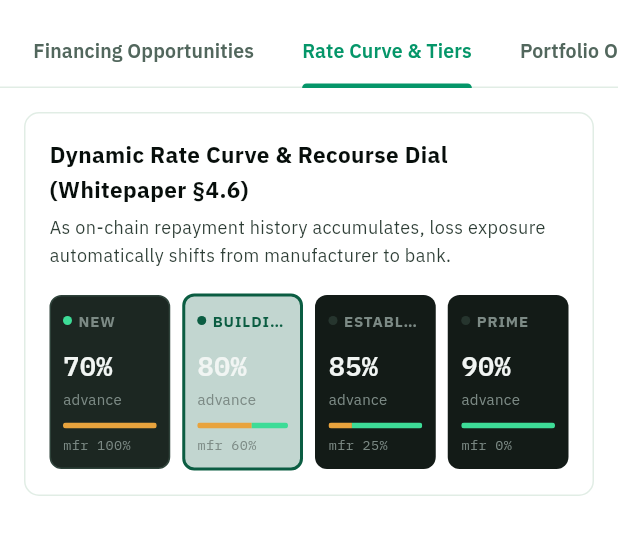
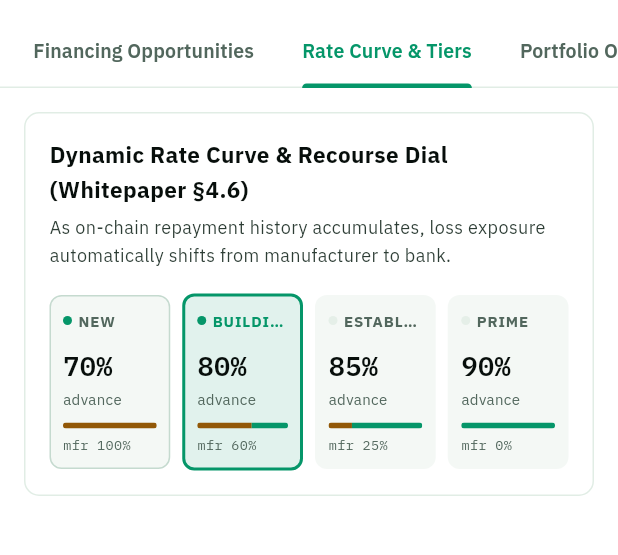
Before and after one commit to ishmam259/lamp-flutter, a Flutter app: the BankScreen screen opened directly with empty values, tab 2 chosen, on a phone screen of 412 x 824 dp, the part 68-623 px from its top. Run offline on Flutter 3.47's test engine with Material 3 defaults, Android fonts, the phone set to English and light mode, and no system bars; our stand-ins replace qr_flutter, shared_preferences; missing offline and left inert: mobile_scanner; accounts and stored records are empty.

Commit message:
Put the last widgets on the palette, and widen the guard to catch them
RecourseDial and PrivateSeal took an isDark flag, which is a second
source of truth for something the ambient theme already knows and can
disagree with it. Every `isDark ? A : B` collapses to the palette slot
both branches were approximating.

Widening the guard from lib/features to lib/widgets found three more —
carton_code_view, credit_ring and signature_pad — that had never been
checked because the first version of the test looked at screens only.
The guard now rejects the isDark flag as well as a hardcoded colour,
since the flag is the same mistake wearing a parameter.

The two CustomPainters take their colours as constructor fields. A
painter has no BuildContext and cannot read the theme, so the colours
are resolved once in build and handed down.

The camera sheet is exempt and says so: it paints chrome over a live
preview, where white on black is the only thing that reads regardless
of theme.

```diff
--- a/lib/features/bank/bank_screen.dart
+++ b/lib/features/bank/bank_screen.dart
@@ -450,7 +450,6 @@ class _BankScreenState extends State<BankScreen> with SingleTickerProviderStateM
                     RecourseDial(
                       bands: SeedData.meghnaCurve.bands,
                       currentTier: state.creditHistory?.tier ?? RecourseTier.building,
-                      isDark: true,
                     ),
                   ],
                 ),
--- a/lib/features/manufacturer/manufacturer_screen.dart
+++ b/lib/features/manufacturer/manufacturer_screen.dart
@@ -437,7 +437,6 @@ class _ManufacturerScreenState extends State<ManufacturerScreen> with SingleTick
                       hash: 'e3b0c44298fc1c149afbf4c8996fb92427ae41e4649b934ca495991b7852b855',
                       isVisible: true,
                       memberName: 'Shomota Pharma',
-                      isDark: true,
                     ),
                     const SizedBox(height: 16),
 
--- a/lib/widgets/recourse_dial.dart
+++ b/lib/widgets/recourse_dial.dart
@@ -1,18 +1,16 @@
 import 'package:flutter/material.dart';
-import '../core/constants/colors.dart';
+import '../core/constants/palette.dart';
 import '../core/models/domain_models.dart';
 import '../core/constants/typography.dart';
 
 class RecourseDial extends StatelessWidget {
   final List<RateCurveBand> bands;
   final RecourseTier currentTier;
-  final bool isDark;
 
   const RecourseDial({
     super.key,
     required this.bands,
     required this.currentTier,
-    this.isDark = false,
   });
 
   @override
@@ -26,7 +24,7 @@ class RecourseDial extends StatelessWidget {
           children: [
             for (final tier in tiers) ...[
               Expanded(
-                child: _buildTierCard(tier),
+                child: _buildTierCard(context, tier),
               ),
               if (tier != tiers.last) const SizedBox(width: 8),
             ],
@@ -36,7 +34,8 @@ class RecourseDial extends StatelessWidget {
     );
   }
 
-  Widget _buildTierCard(RecourseTier tier) {
+  Widget _buildTierCard(BuildContext context, RecourseTier tier) {
+    final c = context.lamp;
     final band = bands.firstWhere(
       (b) => b.tier == tier,
       orElse: () => RateCurveBand(
@@ -64,17 +63,17 @@ class RecourseDial extends StatelessWidget {
     final isReached = tier.index <= currentTier.index;
 
     final borderColor = isActive
-        ? LaMPColors.brand
-        : (isReached ? (isDark ? LaMPColors.portalLine2 : LaMPColors.fieldLine2) : Colors.transparent);
+        ? c.brand
+        : (isReached ? c.lineStrong : Colors.transparent);
 
     final bgColor = isActive
-        ? (isDark ? LaMPColors.brand.withValues(alpha: 0.25) : LaMPColors.brandSoft)
+        ? c.brandSoft
         : (isReached
-            ? (isDark ? LaMPColors.portalSurface2 : LaMPColors.fieldSurface2)
-            : (isDark ? LaMPColors.portalSurface : Colors.black.withValues(alpha: 0.03)));
+            ? c.surfaceAlt
+            : c.surfaceAlt);
 
-    final textColor = isDark ? LaMPColors.portalInk : LaMPColors.fieldInk;
-    final subColor = isDark ? LaMPColors.portalInk3 : LaMPColors.fieldInk3;
+    final textColor = c.ink;
+    final subColor = c.inkFaint;
 
     return Container(
       padding: const EdgeInsets.all(8),
@@ -96,10 +95,10 @@ class RecourseDial extends StatelessWidget {
                   // black26 disappeared against the bank portal's dark card,
                   // so an unreached tier read as no dot at all.
                   color: isActive
-                      ? LaMPColors.brand
+                      ? c.brand
                       : (isReached
-                          ? LaMPColors.verified
-                          : (isDark ? LaMPColors.portalSurface3 : Colors.black26)),
+                          ? c.verified
+                          : c.surfaceSunken),
                 ),
               ),
               const SizedBox(width: 4),
@@ -110,7 +109,7 @@ class RecourseDial extends StatelessWidget {
                     fontSize: 10,
                     fontWeight: FontWeight.bold,
                     letterSpacing: 0.6,
-                    color: isActive ? LaMPColors.brand : subColor,
+                    color: isActive ? c.brand : subColor,
                   ),
                   overflow: TextOverflow.ellipsis,
                 ),
@@ -140,11 +139,11 @@ class RecourseDial extends StatelessWidget {
                 children: [
                   Expanded(
                     flex: band.manufacturerRecoursePct.round(),
-                    child: Container(color: LaMPColors.pending),
+                    child: Container(color: c.pending),
                   ),
                   Expanded(
                     flex: (100 - band.manufacturerRecoursePct).round(),
-                    child: Container(color: LaMPColors.verified),
+                    child: Container(color: c.verified),
                   ),
                 ],
               ),
```
Also changed, not shown: lib/widgets/carton_code_view.dart (+7 -6 lines), lib/widgets/credit_ring.dart (+15 -5 lines), lib/widgets/private_seal.dart (+18 -19 lines), lib/widgets/signature_pad.dart (+9 -7 lines), 1 other file.
